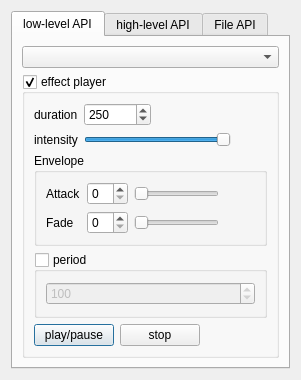
Above: examples/hapticsplayer/dialog.ui from qtproject/qt-mobility before the change. Below: the same form after it.
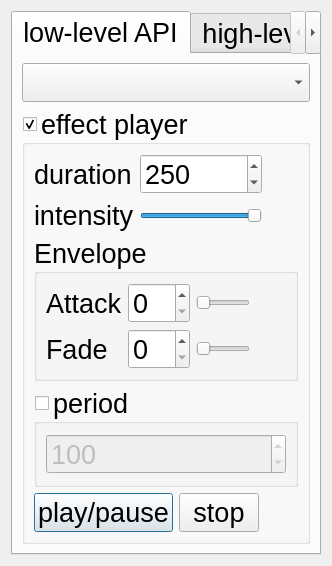
That is the form after the change.

Diff of the .ui file:
```diff
--- a/examples/hapticsplayer/dialog.ui
+++ b/examples/hapticsplayer/dialog.ui
@@ -7,9 +7,14 @@
     <x>0</x>
     <y>0</y>
     <width>301</width>
-    <height>340</height>
+    <height>372</height>
    </rect>
   </property>
+  <property name="font">
+   <font>
+    <pointsize>20</pointsize>
+   </font>
+  </property>
   <property name="windowTitle">
    <string>Dialog</string>
   </property>
```
